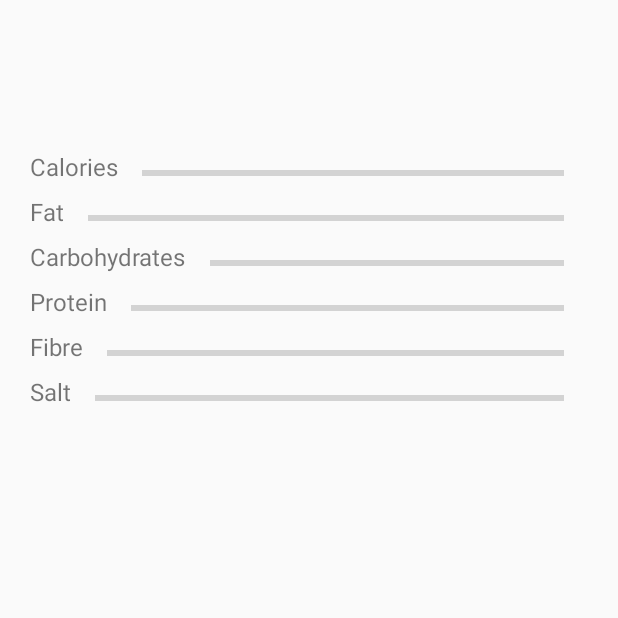
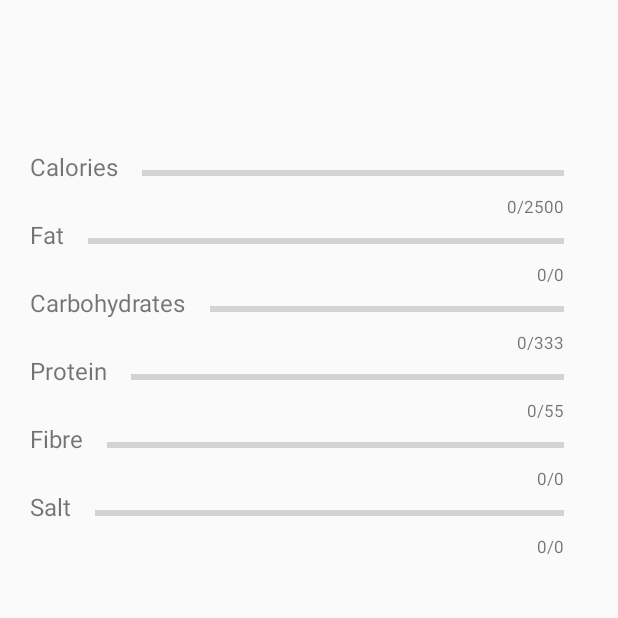
Before and after one commit to Sharkywrecks/MyTracker, an Android app: the FoodTrackerActivity screen opened directly, with no data from a screen before it, on a phone screen of 412 x 824 dp, the top half of it. Run offline under Robolectric (Android 15) with nearby library versions, the light colour scheme and no system bars; our stand-ins replace Firebase (no records; nobody signed in at launch, a user with empty details on screens opened directly); 2 statements that could not run were skipped.

Commit message:
updates Progress bars and added a progress label

```diff
--- a/app/src/main/java/com/TrackManInc/mytracker/FoodTrackerActivity.java
+++ b/app/src/main/java/com/TrackManInc/mytracker/FoodTrackerActivity.java
@@ -2,6 +2,7 @@ package com.TrackManInc.mytracker;
 
 import android.os.Bundle;
 import android.widget.ProgressBar;
+import android.widget.TextView;
 
 import androidx.annotation.NonNull;
 import androidx.appcompat.app.AppCompatActivity;
@@ -18,6 +19,7 @@ import com.google.firebase.database.ValueEventListener;
 public class FoodTrackerActivity extends AppCompatActivity {
 
     private ProgressBar calorieBar, proteinBar, carbsBar, fibreBar, saltBar, fatBar;
+    private TextView calorieProgress, proteinProgress, carbsProgress, fibreProgress, saltProgress, fatProgress;
     private int calorieVal=0;
     private int proteinVal=0;
     private int carbsVal=0;
@@ -58,6 +60,13 @@ public class FoodTrackerActivity extends AppCompatActivity {
         fibreBar.setProgress(fibreVal);
         saltBar.setProgress(saltVal);
         fatBar.setProgress(fatVal);
+
+        calorieProgress.setText(calorieVal + "/" + calorieTarget);
+        proteinProgress.setText(proteinVal + "/" + proteinTarget);
+        carbsProgress.setText(carbsVal + "/" + carbsTarget);
+        calorieProgress.setText(calorieVal + "/" + calorieTarget);
+        calorieProgress.setText(calorieVal + "/" + calorieTarget);
+        calorieProgress.setText(calorieVal + "/" + calorieTarget);
     }
 
     private void setUpUIView(){
@@ -67,6 +76,14 @@ public class FoodTrackerActivity extends AppCompatActivity {
         fatBar = findViewById(R.id.fatBar);
         fibreBar = findViewById(R.id.fibreBar);
         saltBar = findViewById(R.id.saltBar);
+        calorieProgress = findViewById(R.id.calorieProgress);
+        proteinProgress = findViewById(R.id.proteinProgress);
+        carbsProgress = findViewById(R.id.carbsProgress);
+        fatProgress = findViewById(R.id.fatProgress);
+        fibreProgress = findViewById(R.id.fibreProgress);
+        saltProgress = findViewById(R.id.saltProgress);
+
+
     }
 
     private void retrieveNutrients(String formattedDate) {
@@ -89,6 +106,8 @@ public class FoodTrackerActivity extends AppCompatActivity {
                     fatVal += Integer.parseInt(fat);
                     saltVal += Integer.parseInt(salt);
                     fibreVal += Integer.parseInt(fibre);
+                    calorieVal = 4*proteinVal + 4*carbsVal + 9*fatVal;
+                    setupProgressBars();
 
                 }
             }
--- a/app/src/main/res/layout/activity_food_tracker.xml
+++ b/app/src/main/res/layout/activity_food_tracker.xml
@@ -35,6 +35,15 @@
                 android:padding="16dp" />
         </LinearLayout>
 
+        <TextView
+            android:id="@+id/calorieProgress"
+            android:layout_width="match_parent"
+            android:layout_height="wrap_content"
+            android:text="0/0"
+            android:gravity="end"
+            android:paddingEnd="16dp"
+            android:textSize="11sp" />
+
         <LinearLayout
             android:layout_width="match_parent"
             android:layout_height="30dp"
@@ -54,6 +63,14 @@
                 android:layout_height="match_parent"
                 android:padding="16dp" />
         </LinearLayout>
+        <TextView
+            android:id="@+id/fatProgress"
+            android:layout_width="match_parent"
+            android:layout_height="wrap_content"
+            android:text="0/0"
+            android:gravity="end"
+            android:paddingEnd="16dp"
+            android:textSize="11sp" />
 
         <LinearLayout
         android:layout_width="match_parent"
@@ -74,6 +91,14 @@
             android:padding="16dp"
             android:progress="100" />
         </LinearLayout>
+        <TextView
+            android:id="@+id/carbsProgress"
+            android:layout_width="match_parent"
+            android:layout_height="wrap_content"
+            android:text="0/0"
+            android:gravity="end"
+            android:paddingEnd="16dp"
+            android:textSize="11sp" />
 
         <LinearLayout
             android:layout_width="match_parent"
@@ -96,6 +121,14 @@
                 android:padding="16dp"
                 android:progress="50" />
         </LinearLayout>
+        <TextView
+            android:id="@+id/proteinProgress"
+            android:layout_width="match_parent"
+            android:layout_height="wrap_content"
+            android:text="0/0"
+            android:gravity="end"
+            android:paddingEnd="16dp"
+            android:textSize="11sp" />
 
         <LinearLayout
             android:layout_width="match_parent"
@@ -115,6 +148,14 @@
                 android:layout_height="match_parent"
                 android:padding="16dp" />
         </LinearLayout>
+        <TextView
+            android:id="@+id/fibreProgress"
+            android:layout_width="match_parent"
+            android:layout_height="wrap_content"
+            android:text="0/0"
+            android:gravity="end"
+            android:paddingEnd="16dp"
+            android:textSize="11sp" />
         <LinearLayout
             android:layout_width="match_parent"
             android:layout_height="30dp"
@@ -126,6 +167,7 @@
                 android:layout_height="match_parent"
                 android:text="Salt"
                 android:textSize="16sp" />
+
             <ProgressBar
                 android:id="@+id/saltBar"
                 style="?android:attr/progressBarStyleHorizontal"
@@ -133,5 +175,13 @@
                 android:layout_height="match_parent"
                 android:padding="16dp" />
         </LinearLayout>
+        <TextView
+            android:id="@+id/saltProgress"
+            android:layout_width="match_parent"
+            android:layout_height="wrap_content"
+            android:text="0/0"
+            android:gravity="end"
+            android:paddingEnd="16dp"
+            android:textSize="11sp" />
     </LinearLayout>
 </RelativeLayout>
```
